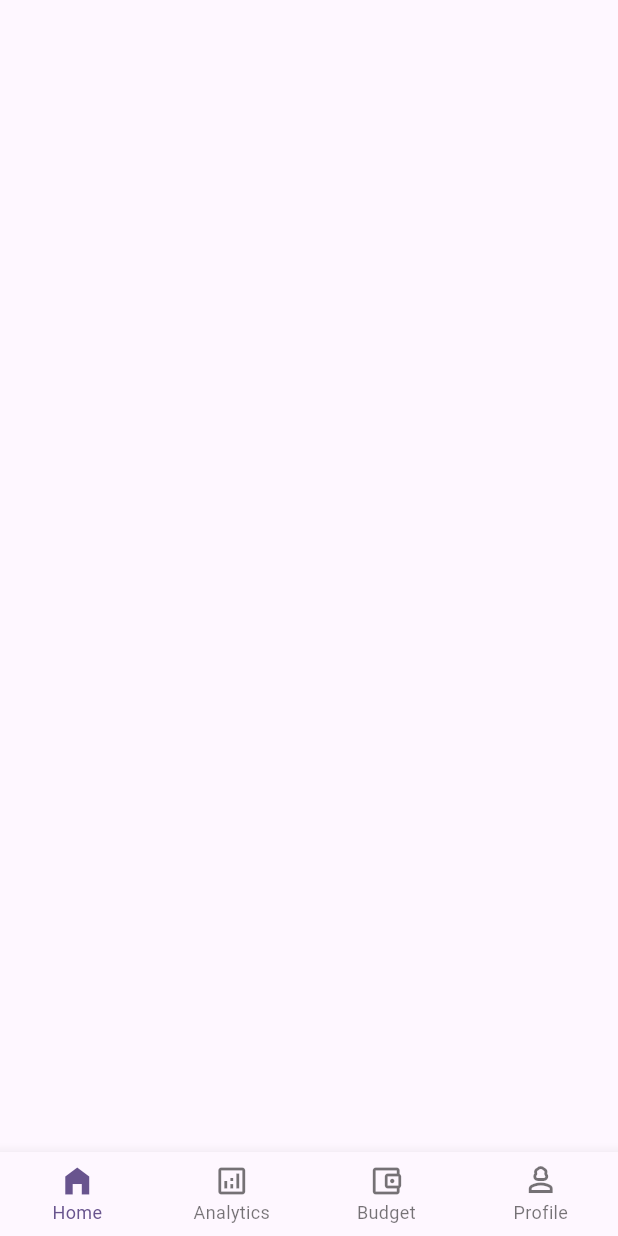
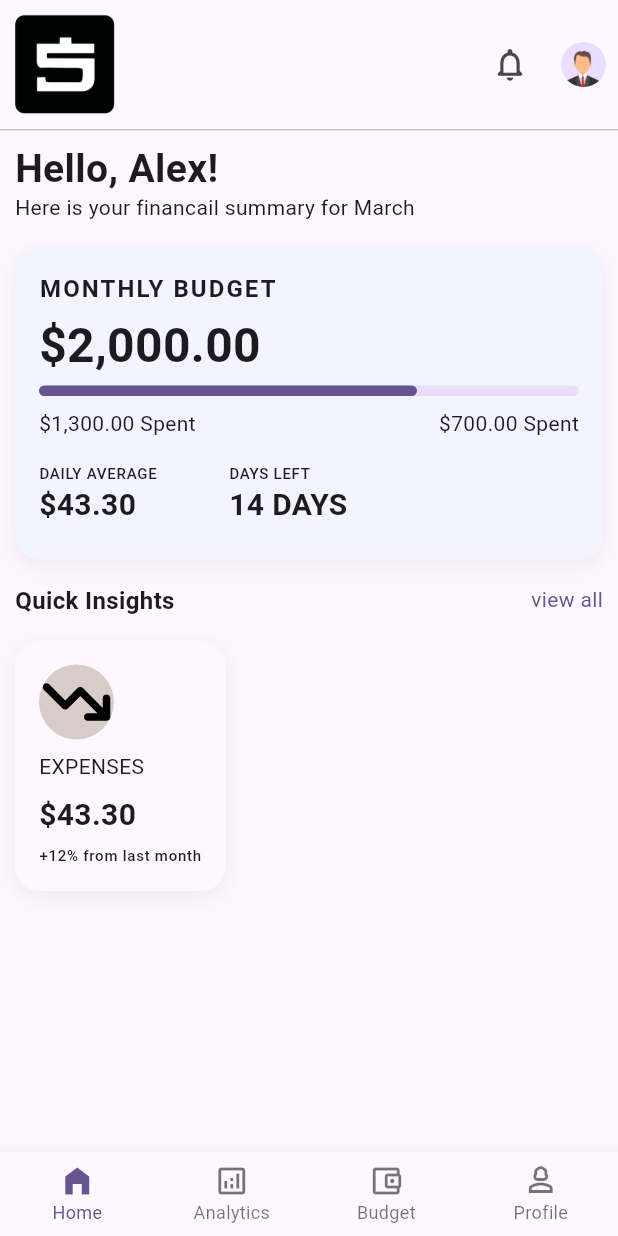
Before and after one commit to demystik/spendly, a Flutter app: the screen it shows after launch, on a phone screen of 412 x 824 dp. Run offline on Flutter 3.47's test engine with Material 3 defaults, Android fonts, the phone set to English and light mode, and no system bars; our stand-ins replace flutter_svg, go_router; Roboto replaces fonts that are missing (YourFontFamily).

Commit message:
home page working on

```diff
--- a/lib/screens/home_screen.dart
+++ b/lib/screens/home_screen.dart
@@ -1,16 +1,176 @@
 import 'package:flutter/material.dart';
+import 'package:spendly/themes/app_spacing.dart';
+import 'package:spendly/themes/app_text_styles.dart';
+import 'package:spendly/widgets/app_card.dart';
+import 'package:flutter_svg/flutter_svg.dart';
 
 class HomeScreen extends StatelessWidget {
   const HomeScreen({super.key});
 
   @override
   Widget build(BuildContext context) {
-    return const Scaffold(
-      body: SafeArea(child: Column(children: [
-        Padding(padding: EdgeInsets.all(8), child: Row(children: [
+    return Scaffold(
+      body: SafeArea(
+        child: Column(
+          crossAxisAlignment: CrossAxisAlignment.start,
+          children: [
+            HeaderPart(),
+            Divider(height: 1),
+            Expanded(
+              child: SingleChildScrollView(
+                padding: EdgeInsets.symmetric(horizontal: 10, vertical: 10),
+                child: Column(
+                  crossAxisAlignment: CrossAxisAlignment.start,
+                  children: [
+                    Text("Hello, Alex!", style: AppTextStyles.displayMedium),
+                    Text(
+                      "Here is your financail summary for March",
+                      style: AppTextStyles.bodyMedium,
+                    ),
+                    SizedBox(height: AppSpacing.md),
+                    BalanceCard(),
 
-        ],),),
-      ]),),
+                    SizedBox(height: AppSpacing.md),
+                    Row(
+                      mainAxisAlignment: MainAxisAlignment.spaceBetween,
+                      children: [
+                        Text(
+                          "Quick Insights",
+                          style: AppTextStyles.titleMedium,
+                        ),
+                        Text(
+                          "view all",
+                          style: AppTextStyles.bodyMedium.copyWith(
+                            color: Theme.of(context).colorScheme.primary,
+                          ),
+                        ),
+                      ],
+                    ),
+                    SizedBox(height: AppSpacing.md),
+
+                    AppCard(
+                      child: Column(
+                        spacing: AppSpacing.sm,
+                        crossAxisAlignment: CrossAxisAlignment.start,
+                        children: [
+                          Container(
+                            width: 50,
+                            height: 50,
+                            decoration: BoxDecoration(
+                              shape: BoxShape.circle,
+                              color: Colors.brown.shade100,
+                            ),
+                            child: SvgPicture.asset("assets/icons/arrow-trend-down-solid-full.svg"),
+                          ),
+                          Text("EXPENSES", style: AppTextStyles.bodyMedium),
+                          Text("\$43.30", style: AppTextStyles.titleLarge),
+                          Text("+12% from last month", style: AppTextStyles.labelMedium),
+                        ],
+                      ),
+                    ),
+                  ],
+                ),
+              ),
+            ),
+          ],
+        ),
+      ),
     );
   }
 }
+
+class BalanceCard extends StatelessWidget {
+  const BalanceCard({super.key});
+
+  @override
+  Widget build(BuildContext context) {
+    return AppCard(
+      color: const Color.fromARGB(255, 244, 244, 255),
+      child: Column(
+        spacing: AppSpacing.sm,
+        crossAxisAlignment: CrossAxisAlignment.start,
+        children: [
+          Text(
+            "MONTHLY BUDGET",
+            style: AppTextStyles.titleMedium.copyWith(letterSpacing: 1.4),
+            maxLines: 1,
+            overflow: TextOverflow.ellipsis,
+          ),
+          Text("\$2,000.00", style: AppTextStyles.displayLarge),
+          LinearProgressIndicator(
+            value: 0.7,
+            minHeight: 7,
+            borderRadius: BorderRadius.circular(AppRadius.md),
+          ),
+          Row(
+            mainAxisAlignment: MainAxisAlignment.spaceBetween,
+            children: [
+              Text("\$1,300.00 Spent", style: AppTextStyles.bodyMedium),
+              Text("\$700.00 Spent", style: AppTextStyles.bodyMedium),
+            ],
+          ),
+
+          Padding(
+            padding: const EdgeInsets.symmetric(vertical: AppSpacing.sm),
+            child: Row(
+              spacing: AppSpacing.xxl,
+              children: [
+                Column(
+                  crossAxisAlignment: CrossAxisAlignment.start,
+                  children: [
+                    Text("DAILY AVERAGE", style: AppTextStyles.labelMedium),
+                    Text("\$43.30", style: AppTextStyles.titleLarge),
+                  ],
+                ),
+
+                Column(
+                  crossAxisAlignment: CrossAxisAlignment.start,
+                  children: [
+                    Text("DAYS LEFT", style: AppTextStyles.labelMedium),
+                    Text("14 DAYS", style: AppTextStyles.titleLarge),
+                  ],
+                ),
+              ],
+            ),
+          ),
+        ],
+      ),
+    );
+  }
+}
+
+class HeaderPart extends StatelessWidget {
+  const HeaderPart({super.key});
+
+  @override
+  Widget build(BuildContext context) {
+    return Padding(
+      padding: EdgeInsets.all(AppSpacing.sm),
+      child: Row(
+        mainAxisAlignment: MainAxisAlignment.spaceBetween,
+        children: [
+          Image.asset(
+            "assets/logos/spendly_logo2.png",
+            width: 70,
+            height: 70,
+            fit: BoxFit.contain,
+          ),
+
+          Row(
+            children: [
+              IconButton(
+                onPressed: () {},
+                icon: Icon(Icons.notifications_none_rounded, size: 26),
+              ),
+              SizedBox(width: 10),
+              CircleAvatar(
+                radius: 15,
+                foregroundImage: AssetImage("assets/images/profile_male.png"),
+              ),
+            ],
+          ),
+        ],
+      ),
+    );
+  }
+}
--- a/lib/themes/app_text_styles.dart
+++ b/lib/themes/app_text_styles.dart
@@ -6,6 +6,9 @@ abstract class AppTextStyles {
   static const TextStyle displayLarge = TextStyle(
     fontFamily: _baseFont, fontSize: 32, fontWeight: FontWeight.w700, height: 1.2,
   );
+  // static const TextStyle displayMedium = TextStyle(
+  //   fontFamily: _baseFont, fontSize: 26, fontWeight: FontWeight.w700, height: 1.2,
+  // );
   static const TextStyle displayMedium = TextStyle(
     fontFamily: _baseFont, fontSize: 26, fontWeight: FontWeight.w700, height: 1.2,
   );
@@ -25,6 +28,6 @@ abstract class AppTextStyles {
     fontFamily: _baseFont, fontSize: 12, fontWeight: FontWeight.w400, height: 1.5,
   );
   static const TextStyle labelMedium = TextStyle(
-    fontFamily: _baseFont, fontSize: 12, fontWeight: FontWeight.w500, height: 1.4, letterSpacing: 0.5,
+    fontFamily: _baseFont, fontSize: 10, fontWeight: FontWeight.w500, height: 1.4, letterSpacing: 0.5,
   );
 }
--- a/pubspec.yaml
+++ b/pubspec.yaml
@@ -14,6 +14,8 @@ dependencies:
 
   cupertino_icons: ^1.0.8
   go_router: ^17.2.3
+  iconsax: ^0.0.8
+  flutter_svg: ^2.3.0
 
 dev_dependencies:
   flutter_test:
```
Also changed, not shown: assets/icons/arrow-trend-down-solid-full.svg (added), assets/icons/arrow-trend-up-solid-full.svg (added), assets/icons/car.svg (added), assets/icons/chart-pie.svg (added), assets/icons/coffee.svg (added), assets/icons/home.svg (added), assets/icons/shopping-bag.svg (added), assets/icons/tag.svg (added), assets/icons/tools-kitchen-2.svg (added), assets/icons/user.svg (added), assets/icons/wallet.svg (added), assets/logos/spendly_logo1.png, assets/logos/spendly_logo2.png, pubspec.lock.
